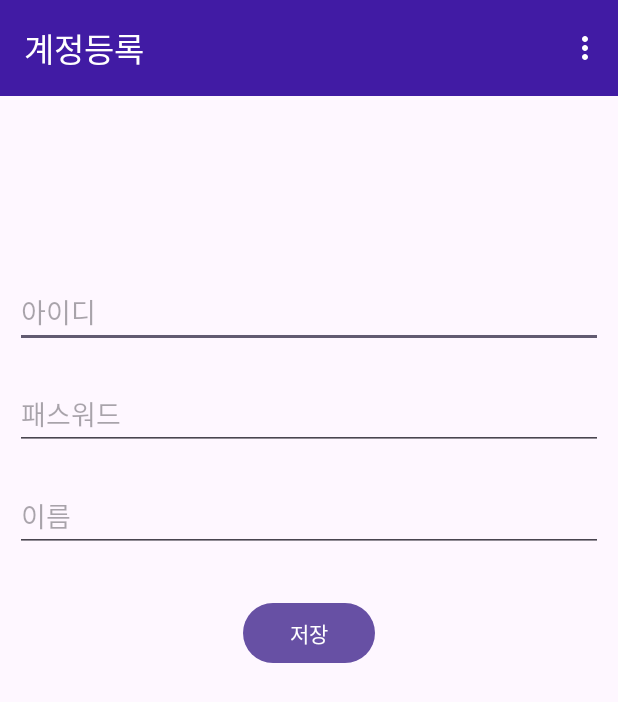
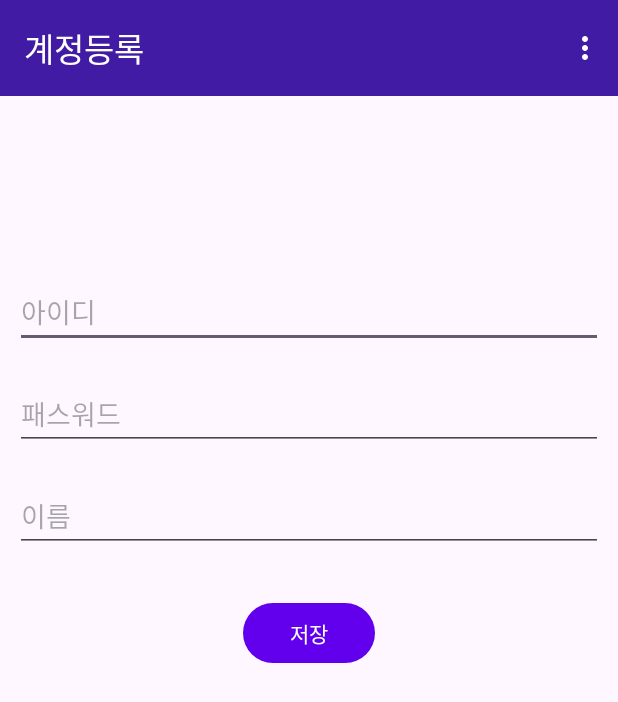
Before and after one commit to gitforgoo/android, an Android app: the screen it shows after launch (RegisterActivity), after a tap on "계정등록", on a phone screen of 412 x 824 dp. Shown: the top 702 px of the screen. Run offline under Robolectric (Android 15) with nearby library versions, the phone set to English and light mode, and no system bars.

Commit message:
<menu>의 <item>에 테마 적용, 그외 자잘한 수정

```diff
--- a/MyPWD/app/src/main/AndroidManifest.xml
+++ b/MyPWD/app/src/main/AndroidManifest.xml
@@ -15,7 +15,8 @@
         android:roundIcon="@mipmap/ic_launcher_round"
         android:supportsRtl="true"
         android:theme="@style/Theme.MyPWD"
-        tools:targetApi="31">
+        tools:targetApi="31"
+        android:name=".util.MyPWDApplication">
         <activity
             android:name=".activity.PwdDetailActivity"
             android:exported="false" />
--- a/MyPWD/app/src/main/java/com/goodtechsystem/mypwd/activity/LoginActivity.java
+++ b/MyPWD/app/src/main/java/com/goodtechsystem/mypwd/activity/LoginActivity.java
@@ -8,15 +8,15 @@ import android.view.MotionEvent;
 import android.view.View;
 import android.widget.Button;
 import android.widget.EditText;
-import android.widget.TextView;
 import android.widget.Toast;
 
 import androidx.activity.EdgeToEdge;
 import androidx.activity.OnBackPressedCallback;
-import androidx.appcompat.widget.Toolbar;
 
 import com.goodtechsystem.mypwd.R;
 import com.goodtechsystem.mypwd.bo.UserBO;
+import com.goodtechsystem.mypwd.util.MyPWDApplication;
+import com.goodtechsystem.mypwd.vo.PwdConst;
 import com.goodtechsystem.mypwd.vo.UserVO;
 
 public class LoginActivity extends ActivityBase {
@@ -56,6 +56,16 @@ public class LoginActivity extends ActivityBase {
         Button btnLogin = findViewById(R.id.btnLogin);
         Button btnRegister = findViewById(R.id.btnRegister);
 
+        UserBO bo = new UserBO(this);
+        long count = bo.selectCountUser();
+        if(count > 0){
+            btnLogin.setVisibility(View.VISIBLE);
+            btnRegister.setVisibility(View.GONE);
+        } else {
+            btnRegister.setVisibility(View.VISIBLE);
+            btnLogin.setVisibility(View.GONE);
+        }
+
         Button btnShow = findViewById(R.id.btnShow);
         btnShow.setOnTouchListener(new View.OnTouchListener() {
             public boolean onTouch(View v, MotionEvent event) {
@@ -87,6 +97,9 @@ public class LoginActivity extends ActivityBase {
 
         if(user != null){
             if(user.getPassword() !=null && password.equals(user.getPassword())){
+                MyPWDApplication app = (MyPWDApplication)getApplication();
+                app.setUserId(id);
+
                 Toast.makeText(this.getApplicationContext(), getString(R.string.login_success), Toast.LENGTH_SHORT).show();
                 changeActivity(PwdListActivity.class);
             } else {
@@ -98,7 +111,9 @@ public class LoginActivity extends ActivityBase {
     }
 
     private void btnRegister_Click(View v){
-        changeActivity(RegisterActivity.class);
+        Intent intent = new Intent(this, RegisterActivity.class);
+        intent.putExtra("type", PwdConst.TYPE_ADD);
+        startActivity(intent);
     }
 
     private void changeActivity(Class activity){
--- a/MyPWD/app/src/main/java/com/goodtechsystem/mypwd/bo/UserBO.java
+++ b/MyPWD/app/src/main/java/com/goodtechsystem/mypwd/bo/UserBO.java
@@ -15,13 +15,13 @@ public class UserBO extends BoBase {
     }
 
     // 사용자 추가
-    public void insertUser(String id, String name, String password) {
+    public void insertUser(UserVO user) {
         SQLiteDatabase db = this.getWritableDatabase();
         ContentValues values = new ContentValues();
 
-        values.put(PwdConst.USER.COLUMN_ID, id);
-        values.put(PwdConst.USER.COLUMN_NAME, name);
-        values.put(PwdConst.USER.COLUMN_PASSWORD, password);
+        values.put(PwdConst.USER.COLUMN_ID, user.getId());
+        values.put(PwdConst.USER.COLUMN_NAME, user.getName());
+        values.put(PwdConst.USER.COLUMN_PASSWORD, user.getPassword());
 
         db.insert(PwdConst.USER.TABLE_NAME, null, values);
         db.close();
@@ -55,10 +55,37 @@ public class UserBO extends BoBase {
         return ret;
     }
 
+    public long selectCountUser(){
+        SQLiteDatabase db = this.getReadableDatabase();
+
+        String[] fields = {"COUNT(*)"};
+
+         Cursor cursor = db.query(PwdConst.USER.TABLE_NAME, fields, null, null, null, null, null);
+         long count = 0;
+
+         if(cursor.moveToFirst()){
+             count = cursor.getLong(0);
+         }
+
+         return count;
+    }
+
     // 사용자 삭제
     public void deleteUser(int userId) {
         SQLiteDatabase db = this.getWritableDatabase();
         db.delete(PwdConst.USER.TABLE_NAME, PwdConst.USER.COLUMN_ID + "=?", new String[]{String.valueOf(userId)});
         db.close();
     }
+
+    public void updateUser(UserVO user){
+        SQLiteDatabase db = this.getWritableDatabase();
+        ContentValues values = new ContentValues();
+
+        values.put(PwdConst.USER.COLUMN_NAME, user.getName());
+        values.put(PwdConst.USER.COLUMN_PASSWORD, user.getPassword());
+
+        String[] whereArgs = {user.getId()};
+        db.update(PwdConst.USER.TABLE_NAME, values, "id=?", whereArgs);
+        db.close();
+    }
 }
--- /dev/null
+++ b/MyPWD/app/src/main/java/com/goodtechsystem/mypwd/util/MyPWDApplication.java
@@ -0,0 +1,16 @@
+package com.goodtechsystem.mypwd.util;
+
+import android.app.Application;
+
+public class MyPWDApplication extends Application {
+
+    private String userId;
+
+    public String getUserId() {
+        return userId;
+    }
+
+    public void setUserId(String userId) {
+        this.userId = userId;
+    }
+}
--- a/MyPWD/app/src/main/res/layout/activity_login.xml
+++ b/MyPWD/app/src/main/res/layout/activity_login.xml
@@ -16,7 +16,8 @@
         android:background="#411BA4"
         android:theme="@style/ThemeOverlay.AppCompat.Dark.ActionBar"
         android:elevation="4dp"
-        app:title="@string/login"/>
+        app:title="@string/login"
+        app:popupTheme="?attr/android:popupTheme"/>
 
 
     <EditText
--- a/MyPWD/app/src/main/res/menu/settings_menu.xml
+++ b/MyPWD/app/src/main/res/menu/settings_menu.xml
@@ -1,5 +1,9 @@
 <menu xmlns:android="http://schemas.android.com/apk/res/android">
 
+        <item
+            android:id="@+id/mi_account"
+            android:title="@string/account"
+            android:showAsAction="never"/>
         <item
             android:id="@+id/mi_backup"
             android:title="@string/backup"
--- a/MyPWD/app/src/main/res/values-night/themes.xml
+++ b/MyPWD/app/src/main/res/values-night/themes.xml
@@ -4,5 +4,10 @@
         <!-- Customize your dark theme here. -->
         <!-- <item name="colorPrimary">@color/my_dark_primary</item> -->
         <item name="android:windowFullscreen">false</item>
+
+        <!-- 다크 모드 색상 -->
+        <item name="colorPrimary">#BB86FC</item>
+        <!-- Toolbar에서 메뉴 팝업 스타일 적용 -->
+        <item name="android:popupTheme">@style/ThemeOverlay.DarkMenu</item>
     </style>
 </resources>
--- a/MyPWD/app/src/main/res/values/strings.xml
+++ b/MyPWD/app/src/main/res/values/strings.xml
@@ -4,6 +4,7 @@
     <string name="next">Next</string>
     <string name="previous">Previous</string>
 
+    <string name="account">계정</string>
     <string name="id">아이디</string>
     <string name="password">패스워드</string>
     <string name="register">계정등록</string>
@@ -34,4 +35,6 @@
     <string name="warn_backbutton_press">2초 이내에 뒤로 가기 버튼을 한 번 더 누르면 종료됩니다.</string>
     <string name="setting">설정</string>
     <string name="terminate">종료</string>
+    <string name="backup_success">백업 성공</string>
+    <string name="restore_success">복원 성공</string>
 </resources>
--- /dev/null
+++ b/MyPWD/app/src/main/res/values/styles.xml
@@ -0,0 +1,13 @@
+<resources>
+    <!-- 라이트 모드에서 사용할 메뉴 스타일 -->
+    <style name="ThemeOverlay.LightMenu" parent="ThemeOverlay.Material3.Light">
+        <item name="android:textColorPrimary">#000000</item> <!-- 검은색 글자 -->
+        <item name="android:background">#FFFFFF</item> <!-- 흰색 배경 -->
+    </style>
+
+    <!-- 다크 모드에서 사용할 메뉴 스타일 -->
+    <style name="ThemeOverlay.DarkMenu" parent="ThemeOverlay.Material3.Dark">
+        <item name="android:textColorPrimary">#FFFFFF</item> <!-- 흰색 글자 -->
+        <item name="android:background">#333333</item> <!-- 어두운 배경 -->
+    </style>
+</resources>
--- a/MyPWD/app/src/main/res/values/themes.xml
+++ b/MyPWD/app/src/main/res/values/themes.xml
@@ -4,6 +4,11 @@
         <!-- Customize your light theme here. -->
         <!-- <item name="colorPrimary">@color/my_light_primary</item> -->
         <item name="android:windowFullscreen">false</item>
+
+        <!-- 기본 색상 -->
+        <item name="colorPrimary">#6200EE</item>
+        <!-- Toolbar에서 메뉴 팝업 스타일 적용 -->
+        <item name="android:popupTheme">@style/ThemeOverlay.LightMenu</item>
     </style>
 
     <style name="Theme.MyPWD" parent="Base.Theme.MyPWD" />
```
Also changed, not shown: MyPWD/app/src/main/java/com/goodtechsystem/mypwd/activity/ActivityBase.java (+7 -2 lines), MyPWD/app/src/main/java/com/goodtechsystem/mypwd/activity/RegisterActivity.java (+47 -3 lines), MyPWD/app/src/main/java/com/goodtechsystem/mypwd/util/JsonHelper.java (+0 -8 lines), 2 other files.
